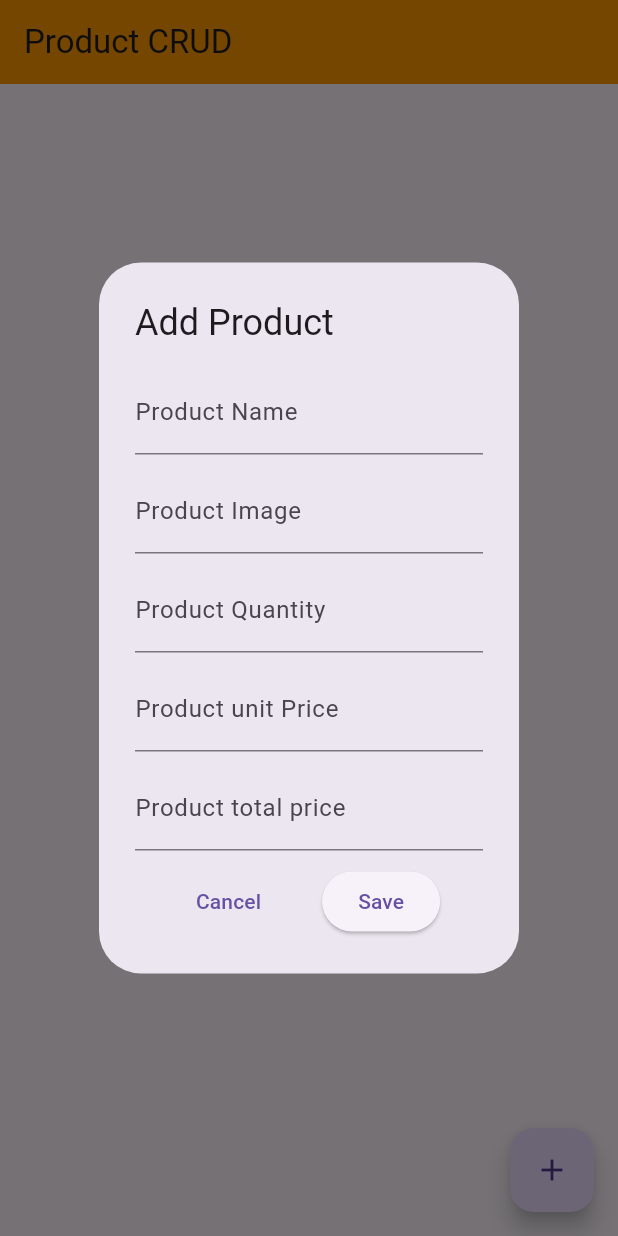
After one commit to Bijoy89/ostad_flutter_assignment, a Flutter app: the Crud screen opened directly, after a tap on the "add" icon, on a phone screen of 412 x 824 dp. The commit adds this screen. Run offline on Flutter 3.47's test engine with Material 3 defaults, Android fonts, the phone set to English and light mode, and no system bars; our stand-ins replace device_preview, flutter_screenutil; network calls fail; key blocks and very long unbroken strings in the code were emptied for the run.

Commit message:
module_16_assignment done

```diff
--- a/ostad_module13_assignment/lib/main.dart
+++ b/ostad_module13_assignment/lib/main.dart
@@ -2,6 +2,7 @@
 import 'package:flutter/material.dart';
 
 void main() {
+  runApp(DevicePreview(builder: (context) => const MyApp()));
   runApp(DevicePreview(builder: (context) => const MyApp()));
 }
 
--- /dev/null
+++ b/ostad_module16_assignment/lib/CRUD/class_2.dart
@@ -0,0 +1,205 @@
+
+import 'package:flutter/material.dart';
+import 'package:ostad_module16_assignment/CRUD/productcontroller.dart';
+import 'package:ostad_module16_assignment/CRUD/widget/ProductCard.dart';
+
+//view file
+class Crud extends StatefulWidget {
+  const Crud({super.key});
+
+  @override
+  State<Crud> createState() => _CrudState();
+}
+
+class _CrudState extends State<Crud> {
+  ProductController productController = ProductController();
+
+  Future fetchData() async {
+    await productController.fetchProduct();
+    setState(() {});
+  }
+
+  productDialog({
+    String? id,
+    String? name,
+    String? img,
+    int? qty,
+    int? uniprice,
+    int? totalPrice,
+    required bool isupdate,
+  }) {
+    TextEditingController productNameController = TextEditingController(
+      text: name,
+    );
+    TextEditingController productImageController = TextEditingController(
+      text: img,
+    );
+    TextEditingController productQtyController = TextEditingController(
+      text: qty != null ? qty.toString() : '',
+    );
+    TextEditingController productUnipriceController = TextEditingController(
+      text: uniprice != null ? uniprice.toString() : '',
+    );
+    TextEditingController productTotalPriceController = TextEditingController(
+      text: totalPrice != null ? totalPrice.toString() : '',
+    );
+
+    showDialog(
+      context: context,
+      builder: (context) => AlertDialog(
+        title: Text(isupdate ? "Update Product" : "Add Product"),
+        content: Column(
+          mainAxisSize: MainAxisSize.min,
+          children: [
+            TextField(
+              controller: productNameController,
+              decoration: InputDecoration(labelText: "Product Name"),
+            ),
+            SizedBox(height: 10),
+            TextField(
+              controller: productImageController,
+              decoration: InputDecoration(labelText: "Product Image"),
+            ),
+            SizedBox(height: 10),
+
+            TextField(
+              controller: productQtyController,
+
+              decoration: InputDecoration(labelText: "Product Quantity"),
+            ),
+            SizedBox(height: 10),
+
+            TextField(
+              controller: productUnipriceController,
+              decoration: InputDecoration(labelText: "Product unit Price"),
+            ),
+            SizedBox(height: 10),
+
+            TextField(
+              controller: productTotalPriceController,
+              decoration: InputDecoration(labelText: "Product total price"),
+            ),
+
+            SizedBox(height: 10),
+            Row(
+              mainAxisAlignment: MainAxisAlignment.spaceEvenly,
+              children: [
+                TextButton(
+                  onPressed: () {
+                    Navigator.pop(context);
+                  },
+                  child: Text("Cancel"),
+                ),
+                ElevatedButton(
+                  onPressed: () async {
+                    // isupdate
+                    //     ?
+                    if (isupdate) {
+                      bool updated = await productController.UpdateProduct(
+                        id.toString(),
+                        productNameController.text,
+                        productImageController.text,
+                        int.parse(productQtyController.text),
+                        int.parse(productUnipriceController.text),
+                        int.parse(productTotalPriceController.text),
+                      );
+                      if (updated) {
+                        await fetchData();
+                      }
+                    } else {
+                      bool created = await productController.createProduct(
+                        productNameController.text,
+                        productImageController.text,
+                        int.parse(productQtyController.text),
+                        int.parse(productUnipriceController.text),
+                        int.parse(productTotalPriceController.text),
+                      );
+                      if (created) {
+                        await fetchData();
+                      }
+                    }
+
+                    Navigator.pop(context);
+
+                  },
+                  child: Text("Save"),
+                ),
+              ],
+            ),
+          ],
+        ),
+      ),
+    );
+  }
+
+  @override
+  void initState() {
+    // TODO: implement initState
+    super.initState();
+    fetchData();
+  }
+
+  @override
+  Widget build(BuildContext context) {
+    return Scaffold(
+      appBar: AppBar(
+        title: Text('Product CRUD'),
+        backgroundColor: Colors.orange,
+      ),
+      body: GridView.builder(
+        gridDelegate: SliverGridDelegateWithFixedCrossAxisCount(
+          crossAxisCount: 2,
+          crossAxisSpacing: 10,
+          childAspectRatio: 0.8,
+        ),
+        itemCount: productController.products.length,
+        itemBuilder: (context, index) {
+          var product = productController.products[index];
+          return ProductCard(
+            product: product,
+            onDelete: () async {
+
+             // productController.DeleteProduct(product.sId.toString()).then((value,) async {
+              bool value = await productController.DeleteProduct(product.sId.toString());
+
+              if (value) {
+                 // await productController.fetchProduct();
+                  await fetchData();
+                  setState(() {
+                    ScaffoldMessenger.of(
+                      context,
+                    ).showSnackBar(SnackBar(content: Text("Product Deleted")));
+                  });
+                } else {
+                  ScaffoldMessenger.of(
+                    context,
+                  ).showSnackBar(SnackBar(content: Text("Something Wrong")),
+                  );
+                }
+
+            },
+            onEdit: () {
+
+              productDialog(
+                name: product.productName,
+                img: product.img,
+                id: product.sId,
+                qty: product.qty,
+                uniprice: product.unitPrice,
+                totalPrice: product.totalPrice,
+                isupdate: true,
+              );
+
+            },
+          );
+        },
+      ),
+      floatingActionButton: FloatingActionButton(
+        onPressed: () {
+          productDialog(isupdate: false);
+        },
+        child: Icon(Icons.add),
+      ),
+    );
+  }
+}
--- /dev/null
+++ b/ostad_module16_assignment/lib/CRUD/model/product_model.dart
@@ -0,0 +1,66 @@
+class ProductModel {
+  String? status;
+  List<Data>? data;
+
+  ProductModel({this.status, this.data});
+
+  ProductModel.fromJson(Map<String, dynamic> json) {
+    status = json['status'];
+    if (json['data'] != null) {
+      data = <Data>[];
+      json['data'].forEach((v) {
+        data!.add(new Data.fromJson(v));
+      });
+    }
+  }
+
+  Map<String, dynamic> toJson() {
+    final Map<String, dynamic> data = new Map<String, dynamic>();
+    data['status'] = this.status;
+    if (this.data != null) {
+      data['data'] = this.data!.map((v) => v.toJson()).toList();
+    }
+    return data;
+  }
+}
+
+class Data {
+  String? sId;
+  String? productName;
+  int? productCode;
+  String? img;
+  int? qty;
+  int? unitPrice;
+  int? totalPrice;
+
+  Data(
+      {this.sId,
+        this.productName,
+        this.productCode,
+        this.img,
+        this.qty,
+        this.unitPrice,
+        this.totalPrice});
+
+  Data.fromJson(Map<String, dynamic> json) {
+    sId = json['_id'];
+    productName = json['ProductName'];
+    productCode = json['ProductCode'];
+    img = json['Img'];
+    qty = json['Qty'];
+    unitPrice = json['UnitPrice'];
+    totalPrice = json['TotalPrice'];
+  }
+
+  Map<String, dynamic> toJson() {
+    final Map<String, dynamic> data = new Map<String, dynamic>();
+    data['_id'] = this.sId;
+    data['ProductName'] = this.productName;
+    data['ProductCode'] = this.productCode;
+    data['Img'] = this.img;
+    data['Qty'] = this.qty;
+    data['UnitPrice'] = this.unitPrice;
+    data['TotalPrice'] = this.totalPrice;
+    return data;
+  }
+}
--- /dev/null
+++ b/ostad_module16_assignment/lib/CRUD/productcontroller.dart
@@ -0,0 +1,93 @@
+import 'dart:convert';
+
+import 'package:http/http.dart' as http;
+import 'package:ostad_module16_assignment/CRUD/utils/urls.dart';
+
+import 'model/product_model.dart';
+
+class ProductController {
+  List<Data> products = [];
+
+  //get
+  Future fetchProduct() async {
+    final response = await http.get(Uri.parse(Urls.readProduct));
+
+
+    if (response.statusCode == 200) {
+      final data = jsonDecode(response.body);
+      ProductModel model = ProductModel.fromJson(data);
+      products = model.data ?? [];
+      // print(products);
+    }
+  }
+
+  //Create
+  Future<bool> createProduct(String name,String img,int qty,int unitprice,int totalPrice) async {
+    final response = await http.post(Uri.parse(Urls.createProduct),
+    headers: {'Content-Type': 'application/json'},
+    body: jsonEncode(
+        {
+          "ProductName": name,
+          "ProductCode": DateTime.now().microsecondsSinceEpoch,
+          "Img": img,
+          "Qty": qty,
+          "UnitPrice": unitprice,
+          "TotalPrice": totalPrice,
+        }
+    )
+    );
+
+    print(response.statusCode);
+    print(response.body);
+
+    if(response.statusCode==200){
+      await fetchProduct();
+      return true;
+    }else{
+      return false;
+    }
+
+  }
+
+  //update
+  Future<bool> UpdateProduct(String productId,String name,String img,int qty,int unitprice,int totalPrice) async {
+    final response = await http.post(Uri.parse(Urls.updateProduct(productId)),
+        headers: {'Content-Type': 'application/json'},
+        body: jsonEncode(
+            {
+              "ProductName": name,
+              "ProductCode": DateTime.now().microsecondsSinceEpoch,
+              "Img": img,
+              "Qty": qty,
+              "UnitPrice": unitprice,
+              "TotalPrice": totalPrice,
+            }
+        )
+    );
+
+    print(response.statusCode);
+    print(response.body);
+
+    if(response.statusCode==200){
+      await fetchProduct();
+      return true;
+    }else{
+      return false;
+    }
+
+  }
+
+  //delete
+  Future <bool> DeleteProduct(String productId) async {
+    final response = await http.get(Uri.parse(Urls.deleteProduct(productId)));
+
+
+    if(response.statusCode == 200){
+      return true;
+    }else{
+      return false;
+    }
+
+
+  }
+}
--- /dev/null
+++ b/ostad_module16_assignment/lib/CRUD/utils/urls.dart
@@ -0,0 +1,9 @@
+class Urls{
+  static String baseURL ="http://35.73.30.144:2008/api/v1";
+  static String readProduct='$baseURL/ReadProduct';
+  static String deleteProduct(String id) =>'$baseURL/DeleteProduct/$id';
+  static String createProduct='$baseURL/CreateProduct';
+  static String updateProduct(String id) =>'$baseURL/UpdateProduct/$id';
+
+
+}
```
Also changed, not shown: ostad_module16_assignment/analysis_options.yaml (added, +28 -0 lines), ostad_module16_assignment/lib/CRUD/widget/ProductCard.dart (added, +61 -0 lines), ostad_module16_assignment/lib/app.dart (added, +88 -0 lines), ostad_module16_assignment/lib/main.dart (added, +7 -0 lines), ostad_module16_assignment/pubspec.yaml (added, +93 -0 lines), ostad_module16_assignment/pubspec.lock (added), 125 other files.
